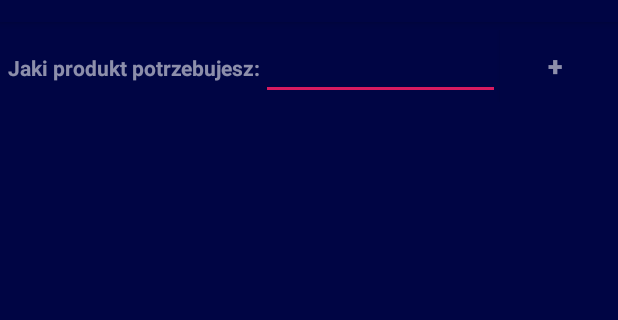
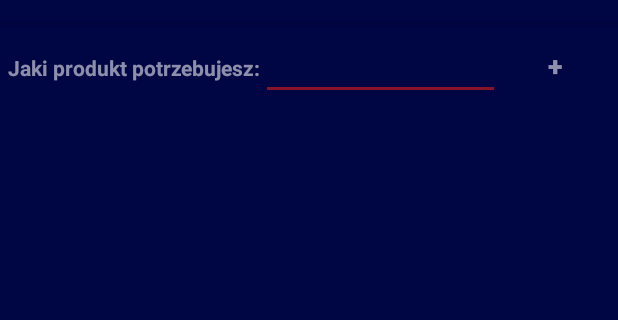
Before and after one commit to nProgrammer/ShoppingListAndroidApp, an Android app: the screen it shows after launch (MainActivity), on a phone screen of 412 x 824 dp, the part 62-382 px from its top. Run offline under Robolectric (Android 15) with nearby library versions, the phone set to English and light mode, and no system bars.

Commit message:
Changed accent color

```diff
--- a/app/src/main/res/values/colors.xml
+++ b/app/src/main/res/values/colors.xml
@@ -2,7 +2,7 @@
 <resources>
     <color name="colorPrimary">#000544</color>
     <color name="colorPrimaryDark">#000544</color>
-    <color name="colorAccent">#D81B60</color>
+    <color name="colorAccent">#851329</color>
     <color name="background">#000544</color>
     <color name="buttonColor">#000544</color>
     <color name="textColor">#8DFFFFFF</color>
```
